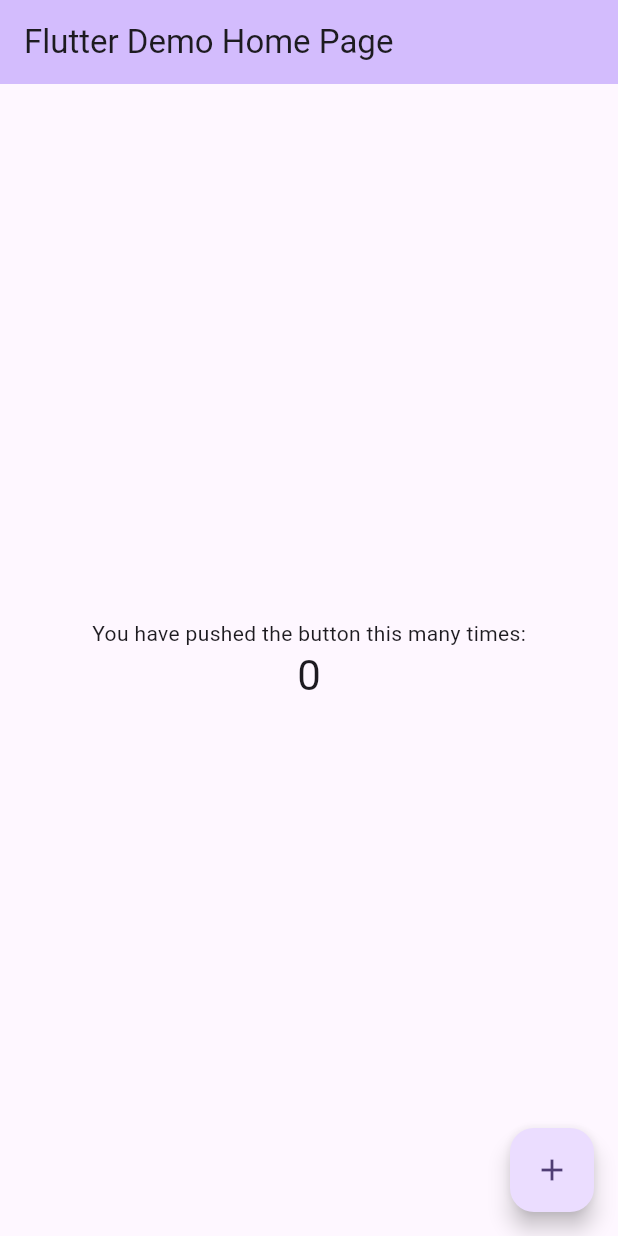
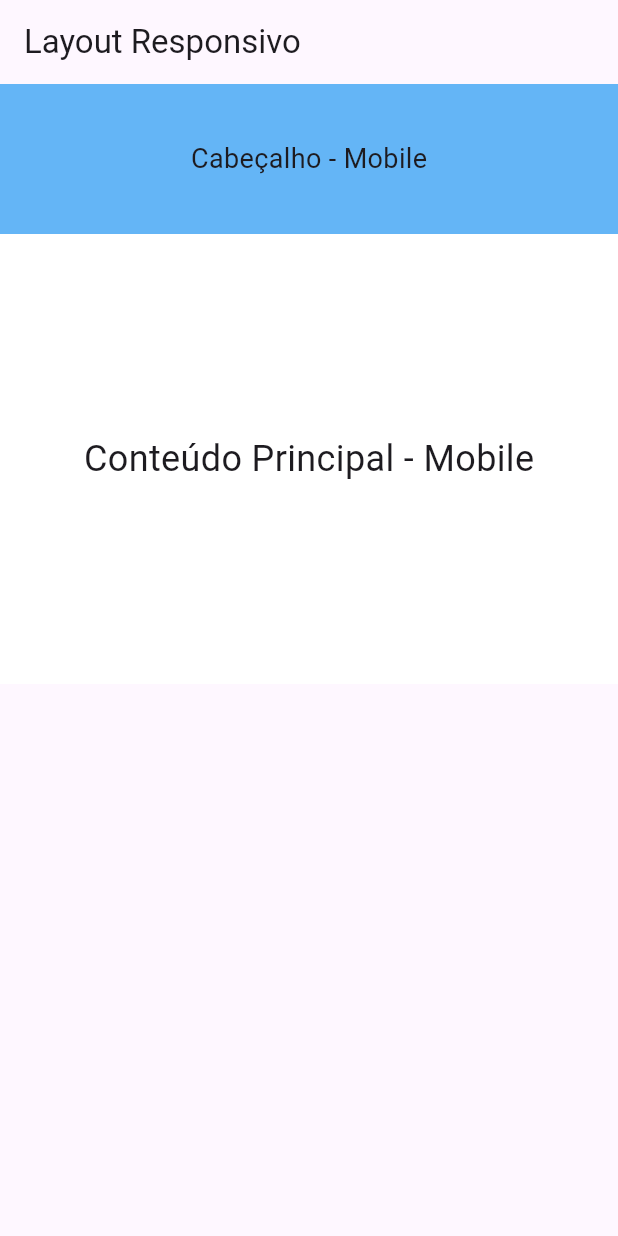
Before and after one commit to mateusmunhoz2008/myapp, a Flutter app: the screen it shows after launch, on a phone screen of 412 x 824 dp. Run offline on Flutter 3.47's test engine with Material 3 defaults, Android fonts, the phone set to English and light mode, and no system bars.

Commit message:
Update main.dart

```diff
--- a/lib/main.dart
+++ b/lib/main.dart
@@ -7,119 +7,131 @@ void main() {
 class MyApp extends StatelessWidget {
   const MyApp({super.key});
 
-  // This widget is the root of your application.
   @override
   Widget build(BuildContext context) {
     return MaterialApp(
-      title: 'Flutter Demo',
+      title: 'Layout Responsivo',
       theme: ThemeData(
-        // This is the theme of your application.
-        //
-        // TRY THIS: Try running your application with "flutter run". You'll see
-        // the application has a purple toolbar. Then, without quitting the app,
-        // try changing the seedColor in the colorScheme below to Colors.green
-        // and then invoke "hot reload" (save your changes or press the "hot
-        // reload" button in a Flutter-supported IDE, or press "r" if you used
-        // the command line to start the app).
-        //
-        // Notice that the counter didn't reset back to zero; the application
-        // state is not lost during the reload. To reset the state, use hot
-        // restart instead.
-        //
-        // This works for code too, not just values: Most code changes can be
-        // tested with just a hot reload.
-        colorScheme: ColorScheme.fromSeed(seedColor: Colors.deepPurple),
-        useMaterial3: true,
+        primarySwatch: Colors.blue,
       ),
-      home: const MyHomePage(title: 'Flutter Demo Home Page'),
+      home: const ResponsiveLayout(),
     );
   }
 }
 
-class MyHomePage extends StatefulWidget {
-  const MyHomePage({super.key, required this.title});
-
-  // This widget is the home page of your application. It is stateful, meaning
-  // that it has a State object (defined below) that contains fields that affect
-  // how it looks.
-
-  // This class is the configuration for the state. It holds the values (in this
-  // case the title) provided by the parent (in this case the App widget) and
-  // used by the build method of the State. Fields in a Widget subclass are
-  // always marked "final".
-
-  final String title;
-
-  @override
-  State<MyHomePage> createState() => _MyHomePageState();
-}
-
-class _MyHomePageState extends State<MyHomePage> {
-  int _counter = 0;
-
-  void _incrementCounter() {
-    setState(() {
-      // This call to setState tells the Flutter framework that something has
-      // changed in this State, which causes it to rerun the build method below
-      // so that the display can reflect the updated values. If we changed
-      // _counter without calling setState(), then the build method would not be
-      // called again, and so nothing would appear to happen.
-      _counter++;
-    });
-  }
+class ResponsiveLayout extends StatelessWidget {
+  const ResponsiveLayout({super.key});
 
   @override
   Widget build(BuildContext context) {
-    // This method is rerun every time setState is called, for instance as done
-    // by the _incrementCounter method above.
-    //
-    // The Flutter framework has been optimized to make rerunning build methods
-    // fast, so that you can just rebuild anything that needs updating rather
-    // than having to individually change instances of widgets.
+    // Obtém informações sobre o tamanho da tela
+    final screenWidth = MediaQuery.of(context).size.width;
+
     return Scaffold(
       appBar: AppBar(
-        // TRY THIS: Try changing the color here to a specific color (to
-        // Colors.amber, perhaps?) and trigger a hot reload to see the AppBar
-        // change color while the other colors stay the same.
-        backgroundColor: Theme.of(context).colorScheme.inversePrimary,
-        // Here we take the value from the MyHomePage object that was created by
-        // the App.build method, and use it to set our appbar title.
-        title: Text(widget.title),
+        title: const Text('Layout Responsivo'),
       ),
-      body: Center(
-        // Center is a layout widget. It takes a single child and positions it
-        // in the middle of the parent.
-        child: Column(
-          // Column is also a layout widget. It takes a list of children and
-          // arranges them vertically. By default, it sizes itself to fit its
-          // children horizontally, and tries to be as tall as its parent.
-          //
-          // Column has various properties to control how it sizes itself and
-          // how it positions its children. Here we use mainAxisAlignment to
-          // center the children vertically; the main axis here is the vertical
-          // axis because Columns are vertical (the cross axis would be
-          // horizontal).
-          //
-          // TRY THIS: Invoke "debug painting" (choose the "Toggle Debug Paint"
-          // action in the IDE, or press "p" in the console), to see the
-          // wireframe for each widget.
-          mainAxisAlignment: MainAxisAlignment.center,
-          children: <Widget>[
-            const Text(
-              'You have pushed the button this many times:',
-            ),
-            Text(
-              '$_counter',
-              style: Theme.of(context).textTheme.headlineMedium,
-            ),
-          ],
-        ),
+      body: LayoutBuilder(
+        builder: (context, constraints) {
+          // Define breakpoints para diferentes tamanhos de tela
+          if (constraints.maxWidth > 1200) {
+            return const DesktopLayout();
+          } else if (constraints.maxWidth > 800) {
+            return const TabletLayout();
+          } else {
+            return const MobileLayout();
+          }
+        },
       ),
-      floatingActionButton: FloatingActionButton(
-        onPressed: _incrementCounter,
-        tooltip: 'Increment',
-        child: const Icon(Icons.add),
-      ), // This trailing comma makes auto-formatting nicer for build methods.
     );
   }
 }
+
+// Layout para Desktop
+class DesktopLayout extends StatelessWidget {
+  const DesktopLayout({super.key});
+
+  @override
+  Widget build(BuildContext context) {
+    return Row(
+      children: [
+        Expanded(
+          flex: 1,
+          child: Container(
+            color: Colors.blue[100],
+            child: const Center(
+              child: Text('Menu Lateral', style: TextStyle(fontSize: 18)),
+            ),
+          ),
+        ),
+        Expanded(
+          flex: 3,
+          child: Container(
+            color: Colors.white,
+            child: const Center(
+              child: Text('Conteúdo Principal - Desktop', style: TextStyle(fontSize: 24)),
+            ),
+          ),
+        ),
+      ],
+    );
+  }
+}
+
+// Layout para Tablet
+class TabletLayout extends StatelessWidget {
+  const TabletLayout({super.key});
+
+  @override
+  Widget build(BuildContext context) {
+    return Column(
+      children: [
+        Expanded(
+          flex: 1,
+          child: Container(
+            color: Colors.blue[200],
+            child: const Center(
+              child: Text('Cabeçalho', style: TextStyle(fontSize: 18)),
+            ),
+          ),
+        ),
+        Expanded(
+          flex: 3,
+          child: Container(
+            color: Colors.white,
+            child: const Center(
+              child: Text('Conteúdo Principal - Tablet', style: TextStyle(fontSize: 24)),
+            ),
+          ),
+        ),
+      ],
+    );
+  }
+}
+
+// Layout para Mobile
+class MobileLayout extends StatelessWidget {
+  const MobileLayout({super.key});
+
+  @override
+  Widget build(BuildContext context) {
+    return ListView(
+      children: [
+        Container(
+          color: Colors.blue[300],
+          height: 100,
+          child: const Center(
+            child: Text('Cabeçalho - Mobile', style: TextStyle(fontSize: 18)),
+          ),
+        ),
+        Container(
+          color: Colors.white,
+          height: 300,
+          child: const Center(
+            child: Text('Conteúdo Principal - Mobile', style: TextStyle(fontSize: 24)),
+          ),
+        ),
+      ],
+    );
+  }
+}
```
